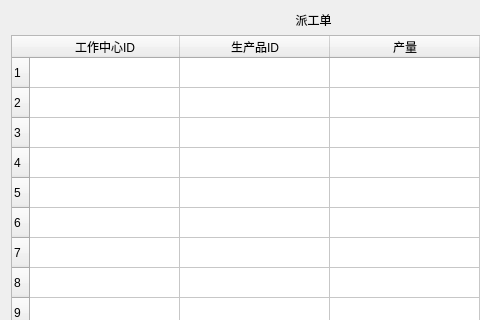
Old version of the form jh/code/table-Worker.ui in the repository joker20020/ERP; both pictures show x 0 to 480 and y 0 to 320 of the 627 by 448 pixel window.
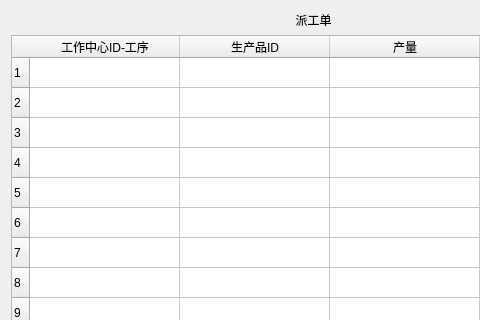
New version of the form.

```diff
--- a/jh/code/table-Worker.ui
+++ b/jh/code/table-Worker.ui
@@ -63,7 +63,7 @@
      <row/>
      <column>
       <property name="text">
-       <string>工作中心ID</string>
+       <string>工作中心ID-工序</string>
       </property>
      </column>
      <column>
```
